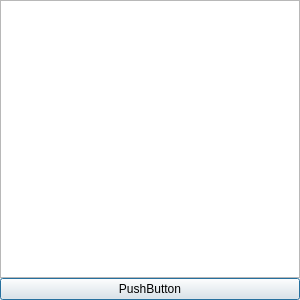
The window that satView/SatView.ui (devnir/Bellatrix_plugins) describes before a commit, drawn with Qt 5.
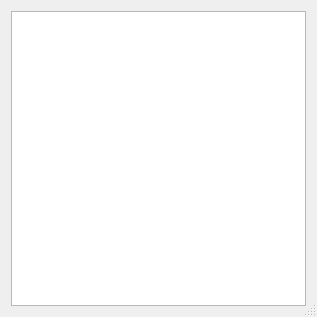
The same window after the commit.

Commit message: Актуализация перед разработкой

Patch:
```diff
--- a/satView/SatView.ui
+++ b/satView/SatView.ui
@@ -6,51 +6,69 @@
    <rect>
     <x>0</x>
     <y>0</y>
-    <width>300</width>
-    <height>300</height>
+    <width>313</width>
+    <height>313</height>
    </rect>
   </property>
-  <property name="minimumSize">
+  <property name="sizeIncrement">
    <size>
-    <width>300</width>
-    <height>300</height>
+    <width>1</width>
+    <height>1</height>
    </size>
   </property>
-  <property name="maximumSize">
+  <property name="baseSize">
    <size>
-    <width>300</width>
-    <height>300</height>
+    <width>0</width>
+    <height>0</height>
    </size>
   </property>
   <property name="windowTitle">
    <string>SatView plugin</string>
   </property>
-  <property name="styleSheet">
-   <string notr="true"/>
+  <property name="sizeGripEnabled">
+   <bool>true</bool>
   </property>
   <layout class="QGridLayout" name="gridLayout">
-   <property name="leftMargin">
-    <number>0</number>
-   </property>
-   <property name="topMargin">
-    <number>0</number>
-   </property>
-   <property name="rightMargin">
-    <number>0</number>
-   </property>
-   <property name="bottomMargin">
-    <number>0</number>
-   </property>
-   <property name="spacing">
-    <number>0</number>
+   <property name="sizeConstraint">
+    <enum>QLayout::SetMinimumSize</enum>
    </property>
    <item row="0" column="0">
-    <widget class="QGraphicsView" name="graphicsView"/>
-   </item>
-   <item row="1" column="0">
-    <widget class="QPushButton" name="pushButton">
-     <property name="text">
-      <string>PushButton</string>
+    <widget class="QGraphicsView" name="graphicsView">
+     <property name="minimumSize">
+      <size>
+       <width>295</width>
+       <height>295</height>
+      </size>
+     </property>
+     <property name="maximumSize">
+      <size>
+       <width>9999</width>
+       <height>9999</height>
+      </size>
+     </property>
+     <property name="font">
+      <font>
+       <family>Courier New</family>
+       <pointsize>8</pointsize>
+      </font>
+     </property>
+     <property name="lineWidth">
+      <number>0</number>
+     </property>
+     <property name="verticalScrollBarPolicy">
+      <enum>Qt::ScrollBarAlwaysOff</enum>
+     </property>
+     <property name="horizontalScrollBarPolicy">
+      <enum>Qt::ScrollBarAlwaysOff</enum>
+     </property>
+     <property name="renderHints">
+      <set>QPainter::Antialiasing|QPainter::HighQualityAntialiasing|QPainter::NonCosmeticDefaultPen|QPainter::TextAntialiasing</set>
+     </property>
+     <property name="resizeAnchor">
+      <enum>QGraphicsView::AnchorViewCenter</enum>
+     </property>
+     <property name="viewportUpdateMode">
+      <enum>QGraphicsView::SmartViewportUpdate</enum>
      </property>
     </widget>
    </item>
```
Left out of the diff: 2 changed lines with no effect on the pictures. The commit also changes 2 other files.
